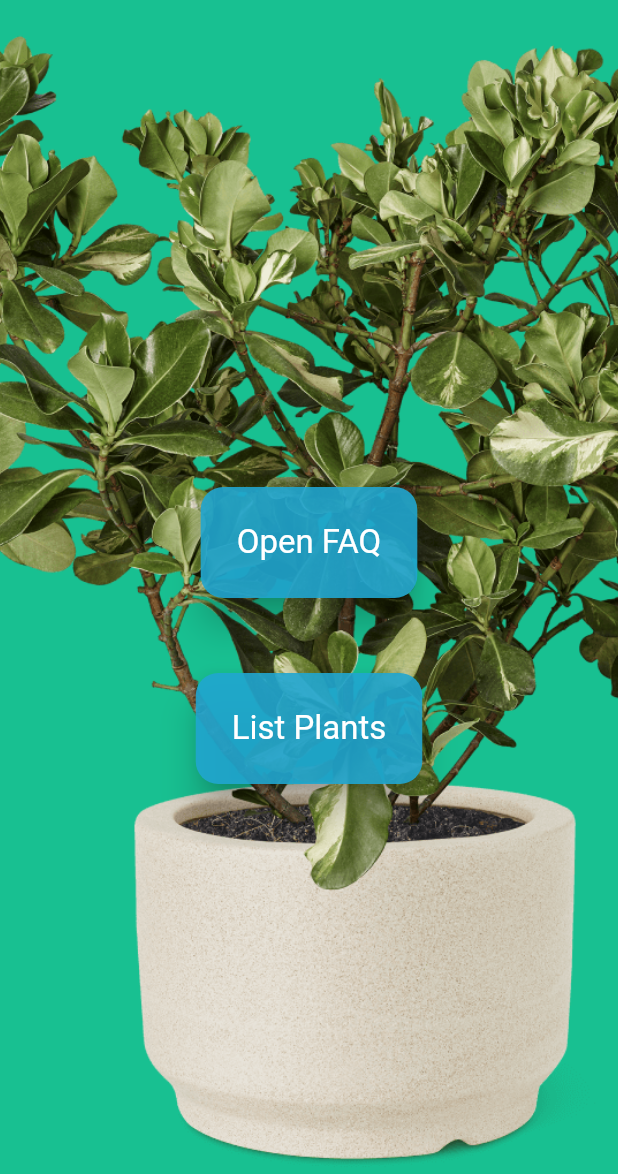
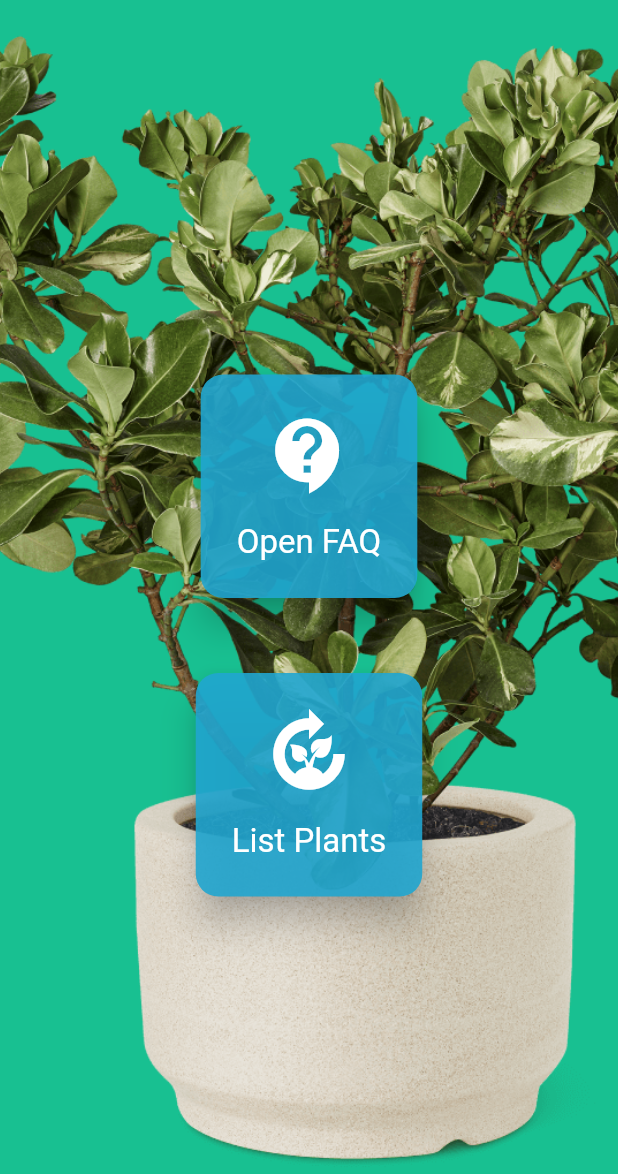
Before and after one commit to thiago-you/green-list-flutter, a Flutter app: the screen it shows after launch, on a phone screen of 412 x 824 dp, the part 62-1236 px from its top. Run offline on Flutter 3.47's test engine with Material 3 defaults, Android fonts, the phone set to English and light mode, and no system bars.

Commit message:
improving home layout

```diff
--- a/lib/components/page_future_builder.dart
+++ b/lib/components/page_future_builder.dart
@@ -5,6 +5,7 @@ import 'package:greenlist/components/route_button.dart';
 import 'package:greenlist/data/model/faq.dart';
 import 'package:greenlist/data/repository/api.dart';
 
+import '../data/enum/page_type_enum.dart';
 import '../data/model/plant.dart';
 import '../page/faq_item.dart';
 import '../page/plant_item.dart';
--- a/lib/components/page_list_item.dart
+++ b/lib/components/page_list_item.dart
@@ -1,9 +1,7 @@
 import 'package:flutter/material.dart';
 import 'package:greenlist/components/page_banner.dart';
-import 'package:greenlist/components/route_button.dart';
 import 'package:greenlist/data/model/faq.dart';
-import 'package:greenlist/data/repository/api.dart';
-
+import '../data/enum/page_type_enum.dart';
 import '../data/model/plant.dart';
 import '../page/faq_item.dart';
 import '../page/plant_item.dart';
--- a/lib/components/route_button.dart
+++ b/lib/components/route_button.dart
@@ -1,5 +1,5 @@
 import 'package:flutter/material.dart';
-
+import '../data/enum/page_type_enum.dart';
 import '../page/faq_list.dart';
 import '../page/plant_list.dart';
 
@@ -14,7 +14,10 @@ class RouteButton extends StatelessWidget {
     return Container(
       margin: const EdgeInsets.only(top: 50.0),
       child: Center(
-          child: ElevatedButton(
+        child: Column(
+          mainAxisAlignment: MainAxisAlignment.center,
+          children: <Widget>[
+            ElevatedButton(
               onPressed: () {
                 Navigator.push(
                   context,
@@ -34,17 +37,29 @@ class RouteButton extends StatelessWidget {
                   padding: const EdgeInsets.all(24.0),
                   textStyle: const TextStyle(fontSize: 22.0)
               ),
-            child: Text(
-              label,
-              style: const TextStyle(color: Colors.white, fontSize: 22.0), // Set text color and size here
+              child: Column(
+                children: <Widget>[
+                  Container(
+                    margin: const EdgeInsets.only(bottom: 15.0),
+                    child: Icon(
+                      type == PageType.faq ? Icons.contact_support : Icons.compost_sharp,
+                      color: Colors.white,
+                      size: 60.0,
                     ),
                   ),
-        )
+                  Text(
+                    label,
+                    style: const TextStyle(
+                      color: Colors.white,
+                      fontSize: 22.0
+                    ),
+                  ),
+                ],
+              ),
+            ),
+          ],
+        ),
+      ),
     );
   }
 }
-
-enum PageType {
-  faq,
-  plant,
-}
--- /dev/null
+++ b/lib/data/enum/page_type_enum.dart
@@ -0,0 +1,4 @@
+enum PageType {
+  faq,
+  plant,
+}
--- a/lib/main.dart
+++ b/lib/main.dart
@@ -1,6 +1,7 @@
 import 'package:flutter/material.dart';
 import 'package:greenlist/components/custom_appbar.dart';
 import 'package:greenlist/components/route_button.dart';
+import 'data/enum/page_type_enum.dart';
 
 void main() {
   runApp(const MyApp());
--- a/lib/page/faq_item.dart
+++ b/lib/page/faq_item.dart
@@ -1,5 +1,4 @@
 import 'package:flutter/material.dart';
-
 import '../components/page_banner.dart';
 import '../components/page_title.dart';
 import '../components/custom_appbar.dart';
--- a/lib/page/faq_list.dart
+++ b/lib/page/faq_list.dart
@@ -1,7 +1,7 @@
 import 'package:flutter/material.dart';
 import '../components/custom_appbar.dart';
 import '../components/page_future_builder.dart';
-import '../components/route_button.dart';
+import '../data/enum/page_type_enum.dart';
 
 class FaqListPage extends StatefulWidget {
   const FaqListPage({super.key});
--- a/lib/page/plant_item.dart
+++ b/lib/page/plant_item.dart
@@ -1,7 +1,6 @@
 import 'package:flutter/material.dart';
 import 'package:greenlist/components/page_banner.dart';
 import 'package:greenlist/data/model/plant.dart';
-
 import '../components/page_title.dart';
 import '../components/custom_appbar.dart';
 
--- a/lib/page/plant_list.dart
+++ b/lib/page/plant_list.dart
@@ -1,7 +1,7 @@
 import 'package:greenlist/components/page_future_builder.dart';
 import 'package:flutter/material.dart';
 import '../components/custom_appbar.dart';
-import '../components/route_button.dart';
+import '../data/enum/page_type_enum.dart';
 
 class PlantListPage extends StatefulWidget {
   const PlantListPage({super.key});
```
Lines whose indentation alone changed are shown as unchanged.
